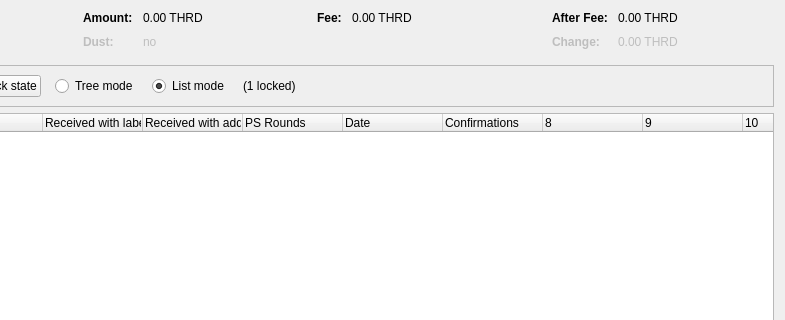
Qt form src/qt/forms/coincontroldialog.ui (jarp25/thread) before a commit; both pictures show x 169 to 954 and y 0 to 320 of the 954 by 500 pixel window.
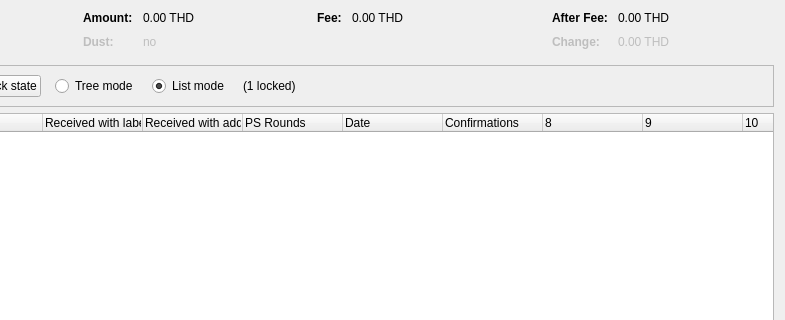
The same form after that commit. Custom widgets are drawn as their Qt base class.

What changed in the file:
```diff
--- a/src/qt/forms/coincontroldialog.ui
+++ b/src/qt/forms/coincontroldialog.ui
@@ -132,7 +132,7 @@
           <enum>Qt::ActionsContextMenu</enum>
          </property>
          <property name="text">
-          <string notr="true">0.00 THRD</string>
+          <string notr="true">0.00 THD</string>
          </property>
          <property name="textInteractionFlags">
           <set>Qt::LinksAccessibleByMouse|Qt::TextSelectableByKeyboard|Qt::TextSelectableByMouse</set>
@@ -212,7 +212,7 @@
           <enum>Qt::ActionsContextMenu</enum>
          </property>
          <property name="text">
-          <string notr="true">0.00 THRD</string>
+          <string notr="true">0.00 THD</string>
          </property>
          <property name="textInteractionFlags">
           <set>Qt::LinksAccessibleByMouse|Qt::TextSelectableByKeyboard|Qt::TextSelectableByMouse</set>
@@ -257,7 +257,7 @@
           <enum>Qt::ActionsContextMenu</enum>
          </property>
          <property name="text">
-          <string notr="true">0.00 THRD</string>
+          <string notr="true">0.00 THD</string>
          </property>
          <property name="textInteractionFlags">
           <set>Qt::LinksAccessibleByMouse|Qt::TextSelectableByKeyboard|Qt::TextSelectableByMouse</set>
@@ -292,7 +292,7 @@
           <enum>Qt::ActionsContextMenu</enum>
          </property>
          <property name="text">
-          <string notr="true">0.00 THRD</string>
+          <string notr="true">0.00 THD</string>
          </property>
          <property name="textInteractionFlags">
           <set>Qt::LinksAccessibleByMouse|Qt::TextSelectableByKeyboard|Qt::TextSelectableByMouse</set>
```
